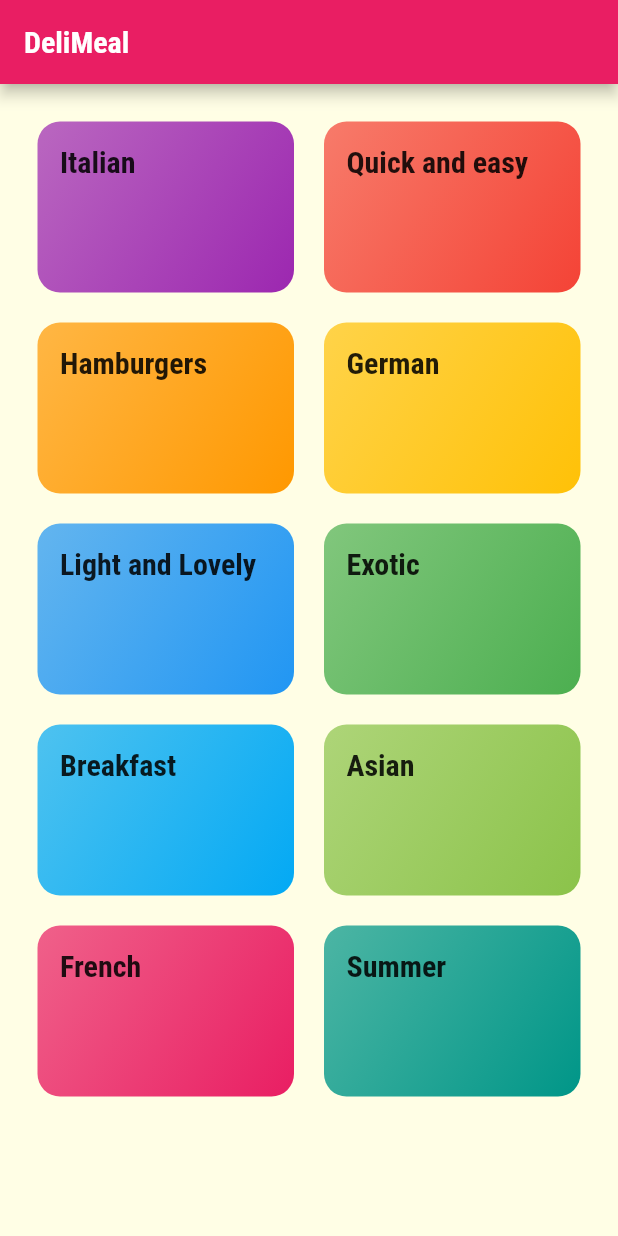
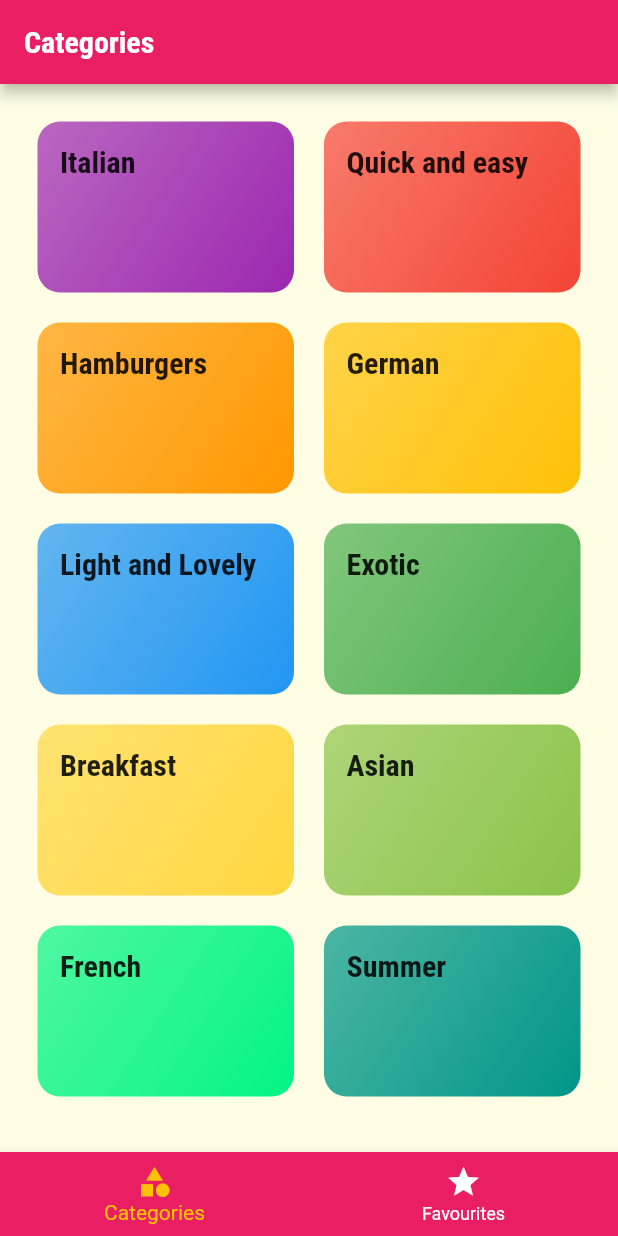
Before and after one commit to kartikpachori/DeliMealAPP, a Flutter app: the screen it shows after launch, on a phone screen of 412 x 824 dp. Run offline on Flutter 3.47's test engine with Material 2 defaults, Android fonts, the light colour scheme and no system bars; missing offline and left inert: dart:ffi.

Commit message:
favourite tab

```diff
--- a/lib/dummy_data.dart
+++ b/lib/dummy_data.dart
@@ -36,7 +36,7 @@ const DUMMY_CATEGORIES = const [
   Category(
     id: 'c7',
     title: 'Breakfast',
-    color: Colors.lightBlue,
+    color: Colors.amberAccent,
   ),
   Category(
     id: 'c8',
@@ -46,7 +46,7 @@ const DUMMY_CATEGORIES = const [
   Category(
     id: 'c9',
     title: 'French',
-    color: Colors.pink,
+    color: Color.fromARGB(255, 3, 244, 132),
   ),
   Category(
     id: 'c10',
--- a/lib/main.dart
+++ b/lib/main.dart
@@ -1,4 +1,5 @@
 import 'package:flutter_complete_guide/screens/meal_details_screen.dart';
+import 'package:flutter_complete_guide/screens/tab_screen.dart';
 
 import './screens/category_meals_screen.dart';
 
@@ -30,7 +31,7 @@ class MyApp extends StatelessWidget {
               ))),
       //home: CategoriesScreen(),
       routes: {
-        '/': (ctx) => CategoriesScreen(),
+        '/': (ctx) => TabScreen(),
         CategoryMealsScreen.routeName: (ctx) => CategoryMealsScreen(),
         MealDetailsScreen.routename: (ctx) => MealDetailsScreen(),
       },
--- a/lib/screens/categories_screen.dart
+++ b/lib/screens/categories_screen.dart
@@ -6,7 +6,7 @@ class CategoriesScreen extends StatelessWidget {
   @override
   Widget build(BuildContext context) {
     return Scaffold(
-      appBar: AppBar(title: const Text('DeliMeal')),
+      //appBar: AppBar(title: const Text('DeliMeal')),
       body: GridView(
         padding: const EdgeInsets.all(25),
         children: DUMMY_CATEGORIES
--- /dev/null
+++ b/lib/screens/favourite_screen.dart
@@ -0,0 +1,10 @@
+import 'package:flutter/material.dart';
+
+class FavouriteScreen extends StatelessWidget {
+  @override
+  Widget build(BuildContext context) {
+    return Center(
+      child: Text('The Favourites'),
+    );
+  }
+}
--- a/lib/screens/meal_details_screen.dart
+++ b/lib/screens/meal_details_screen.dart
@@ -21,7 +21,7 @@ class MealDetailsScreen extends StatelessWidget {
         border: Border.all(color: Colors.grey),
         borderRadius: BorderRadius.circular(10),
       ),
-      height: 150,
+      height: 200,
       width: 300,
       child: child,
     );
--- /dev/null
+++ b/lib/screens/tab_screen.dart
@@ -0,0 +1,53 @@
+import 'package:flutter/material.dart';
+import '../screens/favourite_screen.dart';
+import '../screens/categories_screen.dart';
+
+class TabScreen extends StatefulWidget {
+  @override
+  State<TabScreen> createState() => _TabScreenState();
+}
+
+class _TabScreenState extends State<TabScreen> {
+  final List<Map<String, Object>> _pages = [
+    {'page': CategoriesScreen(), 'title': 'Categories'},
+    {'page': FavouriteScreen(), 'title': 'Your Favorite'},
+  ];
+
+  int _selctedPageIndex = 0;
+
+  void _selectPage(int index) {
+    setState(() {
+      _selctedPageIndex = index;
+    });
+  }
+
+  @override
+  Widget build(BuildContext context) {
+    return Scaffold(
+      appBar: AppBar(
+        title: Text(_pages[_selctedPageIndex]['title']),
+      ),
+      body: _pages[_selctedPageIndex]['page'],
+      bottomNavigationBar: BottomNavigationBar(
+        onTap: _selectPage,
+        backgroundColor: Theme.of(context).primaryColor,
+        unselectedItemColor: Colors.white,
+        selectedItemColor: Theme.of(context).accentColor,
+
+        currentIndex: _selctedPageIndex,
+        //type: BottomNavigationBarType.fixed,
+        items: [
+          BottomNavigationBarItem(
+            backgroundColor: Theme.of(context).primaryColor,
+            icon: Icon(Icons.category),
+            label: ('Categories'),
+          ),
+          BottomNavigationBarItem(
+            icon: Icon(Icons.star),
+            label: ('Favourites'),
+          )
+        ],
+      ),
+    );
+  }
+}
```
